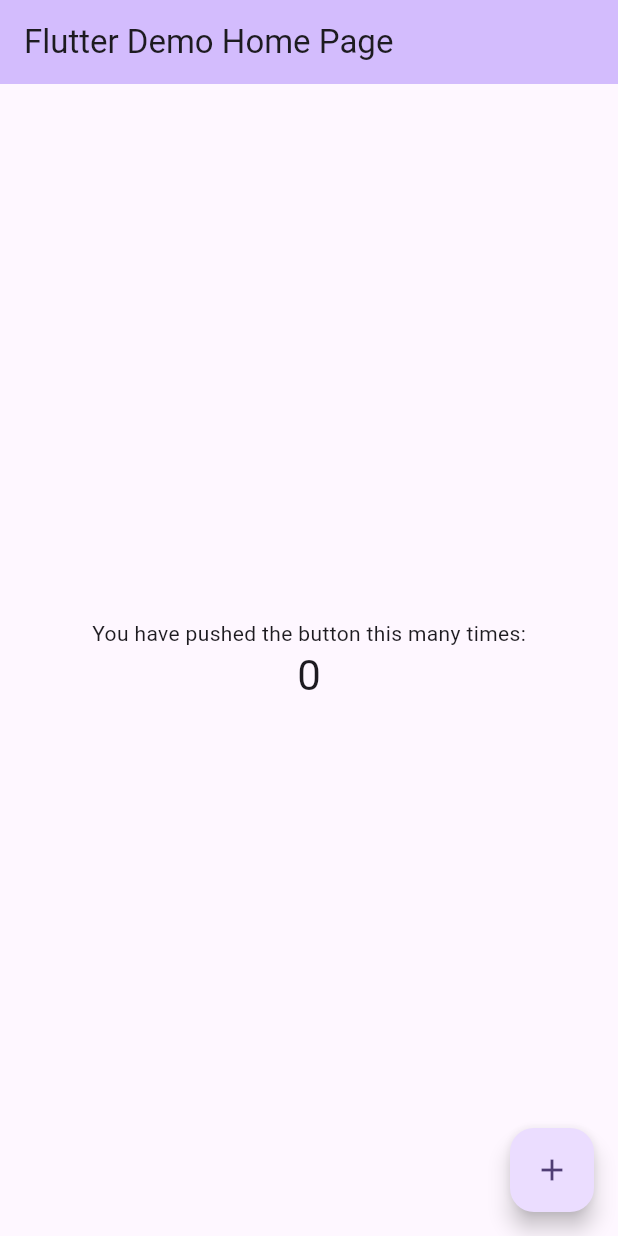
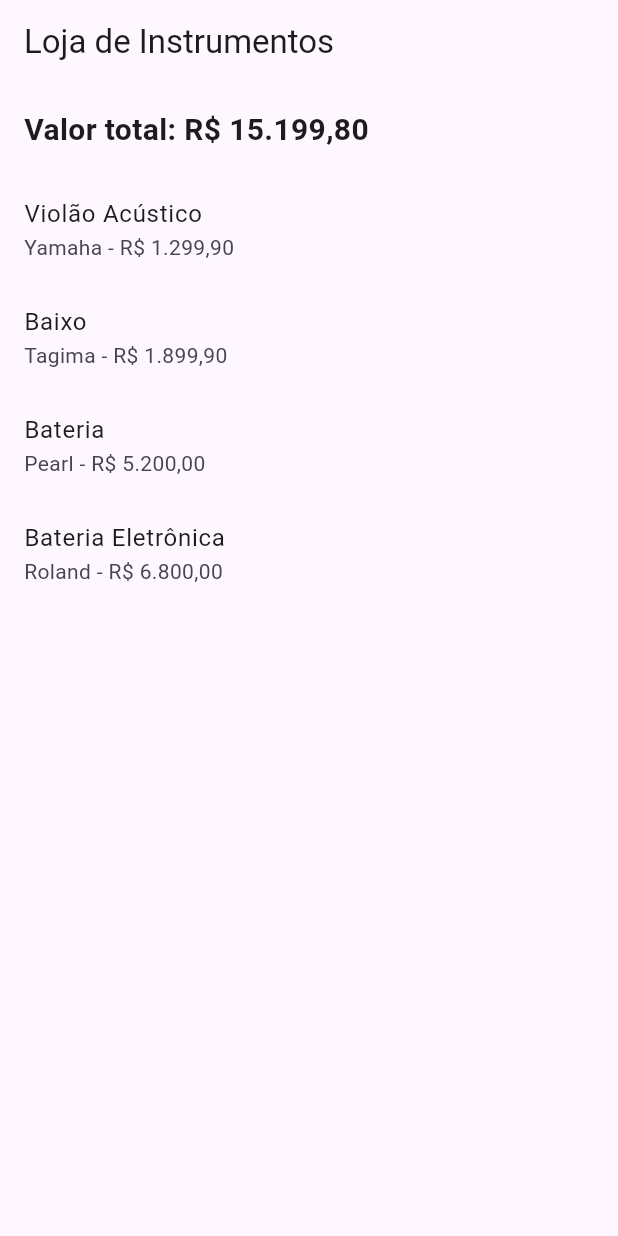
Before and after one commit to nicholascatelan/Trabalho_Dispositivos_Moveis, a Flutter app: the screen it shows after launch, on a phone screen of 412 x 824 dp. Run offline on Flutter 3.47's test engine with Material 3 defaults, Android fonts, the phone set to English and light mode, and no system bars.

Commit message:
feat: comecando exercicio5

```diff
--- a/parte2_flutter/lib/main.dart
+++ b/parte2_flutter/lib/main.dart
@@ -1,122 +1,19 @@
 import 'package:flutter/material.dart';
+import 'screens/home_page.dart';
 
 void main() {
-  runApp(const MyApp());
+  runApp(const MeuApp());
 }
 
-class MyApp extends StatelessWidget {
-  const MyApp({super.key});
+class MeuApp extends StatelessWidget {
+  const MeuApp({super.key});
 
-  // This widget is the root of your application.
   @override
   Widget build(BuildContext context) {
     return MaterialApp(
-      title: 'Flutter Demo',
-      theme: ThemeData(
-        // This is the theme of your application.
-        //
-        // TRY THIS: Try running your application with "flutter run". You'll see
-        // the application has a purple toolbar. Then, without quitting the app,
-        // try changing the seedColor in the colorScheme below to Colors.green
-        // and then invoke "hot reload" (save your changes or press the "hot
-        // reload" button in a Flutter-supported IDE, or press "r" if you used
-        // the command line to start the app).
-        //
-        // Notice that the counter didn't reset back to zero; the application
-        // state is not lost during the reload. To reset the state, use hot
-        // restart instead.
-        //
-        // This works for code too, not just values: Most code changes can be
-        // tested with just a hot reload.
-        colorScheme: .fromSeed(seedColor: Colors.deepPurple),
-      ),
-      home: const MyHomePage(title: 'Flutter Demo Home Page'),
+      debugShowCheckedModeBanner: false,
+      title: 'Loja de Instrumentos',
+      home: const HomePage(),
     );
   }
 }
-
-class MyHomePage extends StatefulWidget {
-  const MyHomePage({super.key, required this.title});
-
-  // This widget is the home page of your application. It is stateful, meaning
-  // that it has a State object (defined below) that contains fields that affect
-  // how it looks.
-
-  // This class is the configuration for the state. It holds the values (in this
-  // case the title) provided by the parent (in this case the App widget) and
-  // used by the build method of the State. Fields in a Widget subclass are
-  // always marked "final".
-
-  final String title;
-
-  @override
-  State<MyHomePage> createState() => _MyHomePageState();
-}
-
-class _MyHomePageState extends State<MyHomePage> {
-  int _counter = 0;
-
-  void _incrementCounter() {
-    setState(() {
-      // This call to setState tells the Flutter framework that something has
-      // changed in this State, which causes it to rerun the build method below
-      // so that the display can reflect the updated values. If we changed
-      // _counter without calling setState(), then the build method would not be
-      // called again, and so nothing would appear to happen.
-      _counter++;
-    });
-  }
-
-  @override
-  Widget build(BuildContext context) {
-    // This method is rerun every time setState is called, for instance as done
-    // by the _incrementCounter method above.
-    //
-    // The Flutter framework has been optimized to make rerunning build methods
-    // fast, so that you can just rebuild anything that needs updating rather
-    // than having to individually change instances of widgets.
-    return Scaffold(
-      appBar: AppBar(
-        // TRY THIS: Try changing the color here to a specific color (to
-        // Colors.amber, perhaps?) and trigger a hot reload to see the AppBar
-        // change color while the other colors stay the same.
-        backgroundColor: Theme.of(context).colorScheme.inversePrimary,
-        // Here we take the value from the MyHomePage object that was created by
-        // the App.build method, and use it to set our appbar title.
-        title: Text(widget.title),
-      ),
-      body: Center(
-        // Center is a layout widget. It takes a single child and positions it
-        // in the middle of the parent.
-        child: Column(
-          // Column is also a layout widget. It takes a list of children and
-          // arranges them vertically. By default, it sizes itself to fit its
-          // children horizontally, and tries to be as tall as its parent.
-          //
-          // Column has various properties to control how it sizes itself and
-          // how it positions its children. Here we use mainAxisAlignment to
-          // center the children vertically; the main axis here is the vertical
-          // axis because Columns are vertical (the cross axis would be
-          // horizontal).
-          //
-          // TRY THIS: Invoke "debug painting" (choose the "Toggle Debug Paint"
-          // action in the IDE, or press "p" in the console), to see the
-          // wireframe for each widget.
-          mainAxisAlignment: .center,
-          children: [
-            const Text('You have pushed the button this many times:'),
-            Text(
-              '$_counter',
-              style: Theme.of(context).textTheme.headlineMedium,
-            ),
-          ],
-        ),
-      ),
-      floatingActionButton: FloatingActionButton(
-        onPressed: _incrementCounter,
-        tooltip: 'Increment',
-        child: const Icon(Icons.add),
-      ),
-    );
-  }
-}
--- /dev/null
+++ b/parte2_flutter/lib/screens/home_page.dart
@@ -0,0 +1,55 @@
+import 'package:flutter/material.dart';
+
+class HomePage extends StatelessWidget {
+  const HomePage({super.key});
+
+  @override
+  Widget build(BuildContext context) {
+    return Scaffold(
+      appBar: AppBar(
+        title: const Text('Loja de Instrumentos'),
+      ),
+
+      body: Column(
+        mainAxisAlignment: MainAxisAlignment.start,
+        crossAxisAlignment: CrossAxisAlignment.stretch,
+
+        children: [
+          const Padding(
+            padding: EdgeInsets.all(16),
+            child: Text(
+              'Valor total: R\$ 15.199,80',
+              style: TextStyle(
+                fontSize: 20,
+                fontWeight: FontWeight.bold,
+              ),
+            ),
+          ),
+
+          Expanded(
+            child: ListView(
+              children: const [
+                ListTile(
+                  title: Text('Violão Acústico'),
+                  subtitle: Text('Yamaha - R\$ 1.299,90'),
+                ),
+                ListTile(
+                  title: Text('Baixo'),
+                  subtitle: Text('Tagima - R\$ 1.899,90'),
+                ),
+                ListTile(
+                  title: Text('Bateria'),
+                  subtitle: Text('Pearl - R\$ 5.200,00'),
+                ),
+                ListTile(
+                  title: Text('Bateria Eletrônica'),
+                  subtitle: Text('Roland - R\$ 6.800,00'),
+                ),
+              ],
+            ),
+          ),
+        ],
+      ),
+    );
+  }
+}
```
Also changed, not shown: 1 other file.
